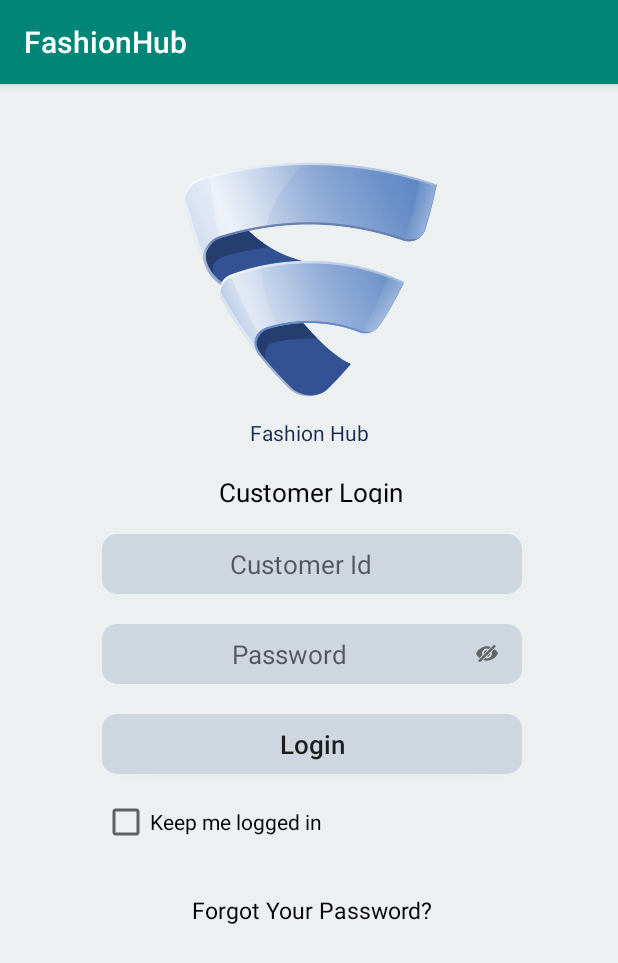
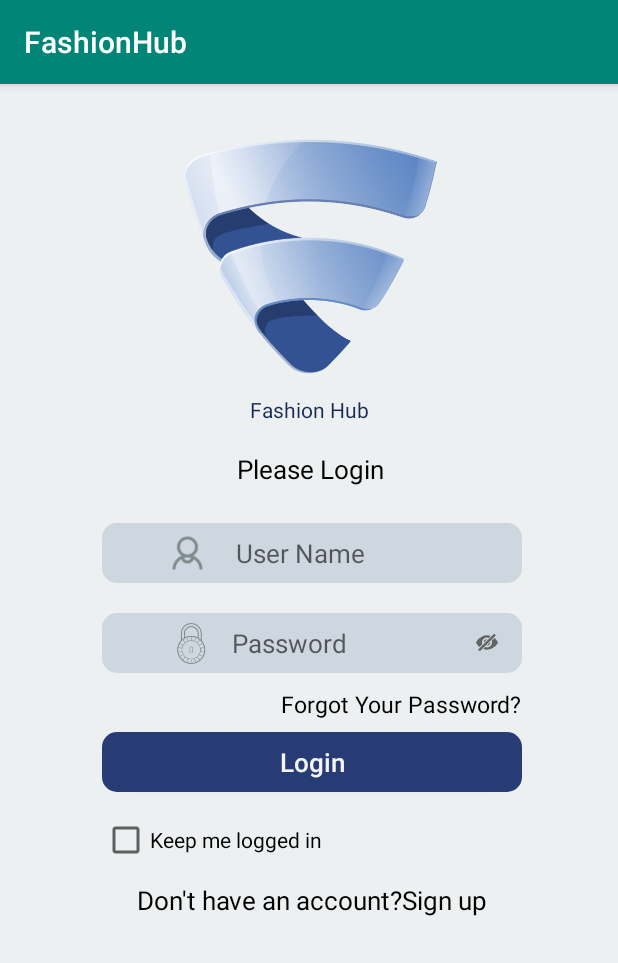
Before and after one commit to faisal-hub/fashionhub, an Android app: the screen it shows after launch (Login), on a phone screen of 412 x 824 dp. Shown: the top 963 px of the screen. Run offline under Robolectric (Android 15) with nearby library versions, the phone set to English and light mode, and no system bars.

Commit message:
Fashionhub complete

```diff
--- a/app/src/main/java/com/example/FashionHub/ui/Login/Login.java
+++ b/app/src/main/java/com/example/FashionHub/ui/Login/Login.java
@@ -3,9 +3,12 @@ package com.example.FashionHub.ui.Login;
 import android.app.Activity;
 import android.content.Intent;
 import android.os.Bundle;
+import android.text.Editable;
+import android.text.TextWatcher;
 import android.view.View;
 import android.widget.Button;
 import android.widget.EditText;
+import android.widget.ImageView;
 import android.widget.TextView;
 
 import androidx.appcompat.app.AppCompatActivity;
@@ -13,10 +16,12 @@ import androidx.appcompat.app.AppCompatActivity;
 import com.example.FashionHub.R;
 import com.example.FashionHub.ui.ProductIdentity.ProductIdentity;
 
-public class Login extends AppCompatActivity {
+public class Login extends AppCompatActivity  {
     private EditText customerId;
     private EditText password;
     private Button loginbtn;
+    private ImageView imageView;
+    private  ImageView imageView1;
 
     @Override
     protected void onCreate(Bundle savedInstanceState) {
@@ -25,12 +30,62 @@ public class Login extends AppCompatActivity {
         customerId=findViewById(R.id.customerId);
         password=findViewById(R.id.password);
         loginbtn=findViewById(R.id.loginbtn);
+        imageView=findViewById(R.id.imageView4);
+        imageView1=findViewById(R.id.imageView5);
+        password.addTextChangedListener(new TextWatcher() {
+            @Override
+            public void beforeTextChanged(CharSequence s, int start, int count, int after) {
+
+            }
+
+            @Override
+            public void onTextChanged(CharSequence s, int start, int before, int count) {
+
+                String text=password.getText().toString().trim();
+                if(!text.isEmpty()){
+                    imageView1.setVisibility(View.GONE);
+                }
+                else{
+                    imageView1.setVisibility(View.VISIBLE);
+                }
+            }
+
+            @Override
+            public void afterTextChanged(Editable s) {
+
+            }
+        });
+        customerId.addTextChangedListener(new TextWatcher() {
+            @Override
+            public void beforeTextChanged(CharSequence s, int start, int count, int after) {
+
+            }
+
+            @Override
+            public void onTextChanged(CharSequence s, int start, int before, int count) {
+                    String text=customerId.getText().toString().trim();
+                    if(!text.isEmpty())
+                    {
+                        imageView.setVisibility(View.GONE);
+                    }
+                    else {
+                        imageView.setVisibility(View.VISIBLE);
+                    }
+            }
+
+            @Override
+            public void afterTextChanged(Editable s) {
+
+            }
+        });
 
     }
 
     public void login(View view) {
-        Intent intent = new Intent(Login.this, ProductIdentity.class);
+       Intent intent = new Intent(Login.this,ProductIdentity.class);
         startActivity(intent);
         finish();
     }
+
+
 }
--- /dev/null
+++ b/app/src/main/java/com/example/FashionHub/ui/Signup/Sign_up.java
@@ -0,0 +1,4 @@
+package com.example.FashionHub.ui.Signup;
+
+public class Sign_up {
+}
--- a/app/src/main/res/layout/activity_login.xml
+++ b/app/src/main/res/layout/activity_login.xml
@@ -11,7 +11,7 @@
         android:id="@+id/imageView"
         android:layout_width="227dp"
         android:layout_height="169dp"
-        android:layout_marginTop="45dp"
+        android:layout_marginTop="30dp"
         android:src="@drawable/fsplash"
         app:layout_constraintEnd_toEndOf="parent"
         app:layout_constraintStart_toStartOf="parent"
@@ -22,10 +22,11 @@
         android:id="@+id/customerId"
         android:layout_width="280dp"
         android:layout_height="40dp"
-        android:layout_marginTop="20dp"
+        android:layout_marginTop="24dp"
         android:background="@drawable/btn_shape"
+
         android:ems="10"
-        android:hint="Customer Id"
+        android:hint="User Name"
         android:inputType="textPersonName"
         android:paddingRight="16dp"
         android:textAlignment="center"
@@ -49,7 +50,6 @@
         android:textAlignment="center"
         android:textSize="17dp"
         app:layout_constraintEnd_toEndOf="@+id/customerId"
-        app:layout_constraintHorizontal_bias="0.0"
         app:layout_constraintStart_toStartOf="@+id/customerId"
         app:layout_constraintTop_toBottomOf="@+id/customerId" />
 
@@ -57,23 +57,23 @@
         android:id="@+id/loginbtn"
         android:layout_width="280dp"
         android:layout_height="40dp"
-        android:layout_marginTop="20dp"
+        android:layout_marginTop="8dp"
         android:background="@drawable/btn_shape"
+        android:backgroundTint="#273c75"
+        android:onClick="login"
         android:text="Login"
-        android:onClick="login"
+        android:textColor="#f5f6fa"
         android:textAllCaps="false"
         android:textSize="17dp"
-        app:layout_constraintEnd_toEndOf="@+id/password"
-        app:layout_constraintHorizontal_bias="1.0"
         app:layout_constraintStart_toStartOf="@+id/password"
-        app:layout_constraintTop_toBottomOf="@+id/password" />
+        app:layout_constraintTop_toBottomOf="@+id/textView4" />
 
     <TextView
         android:id="@+id/textView3"
         android:layout_width="128dp"
-        android:layout_height="20dp"
+        android:layout_height="wrap_content"
         android:layout_marginTop="18dp"
-        android:text="Customer Login"
+        android:text="Please Login"
         android:textAlignment="center"
         android:textColor="@android:color/black"
         android:textSize="17dp"
@@ -98,13 +98,14 @@
         android:id="@+id/textView4"
         android:layout_width="wrap_content"
         android:layout_height="wrap_content"
-        android:layout_marginTop="32dp"
+        android:layout_marginTop="10dp"
         android:text="Forgot Your Password?"
         android:textColor="@android:color/black"
         android:textSize="15dp"
-        app:layout_constraintEnd_toEndOf="@+id/loginbtn"
-        app:layout_constraintStart_toStartOf="@+id/loginbtn"
-        app:layout_constraintTop_toBottomOf="@+id/checkBox" />
+        app:layout_constraintEnd_toEndOf="@+id/password"
+        app:layout_constraintHorizontal_bias="1.0"
+        app:layout_constraintStart_toStartOf="@+id/password"
+        app:layout_constraintTop_toBottomOf="@+id/password" />
 
     <CheckBox
         android:id="@+id/checkBox"
@@ -117,4 +118,38 @@
         app:layout_constraintStart_toStartOf="@+id/loginbtn"
         app:layout_constraintTop_toBottomOf="@+id/loginbtn" />
 
+    <TextView
+        android:id="@+id/textView5"
+        android:layout_width="wrap_content"
+        android:layout_height="wrap_content"
+        android:layout_marginTop="12dp"
+        android:text="Don't have an account?Sign up"
+        android:textColor="@android:color/black"
+        android:textSize="17dp"
+        app:layout_constraintEnd_toEndOf="@+id/loginbtn"
+        app:layout_constraintStart_toStartOf="@+id/loginbtn"
+        app:layout_constraintTop_toBottomOf="@+id/checkBox" />
+
+    <ImageView
+        android:id="@+id/imageView4"
+        android:layout_width="34dp"
+        android:layout_height="32dp"
+        android:layout_marginStart="40dp"
+        android:tint="@color/colorGrey"
+        app:layout_constraintBottom_toBottomOf="@+id/customerId"
+        app:layout_constraintStart_toStartOf="@+id/customerId"
+        app:layout_constraintTop_toTopOf="@+id/customerId"
+        app:srcCompat="@drawable/username_icon" />
+
+    <ImageView
+        android:id="@+id/imageView5"
+        android:layout_width="39dp"
+        android:layout_height="34dp"
+        android:layout_marginStart="40dp"
+        android:tint="@color/colorGrey"
+        app:layout_constraintBottom_toBottomOf="@+id/password"
+        app:layout_constraintStart_toStartOf="@+id/password"
+        app:layout_constraintTop_toTopOf="@+id/password"
+        app:srcCompat="@drawable/password_icon" />
+
 </androidx.constraintlayout.widget.ConstraintLayout>
--- a/app/src/main/res/values/colors.xml
+++ b/app/src/main/res/values/colors.xml
@@ -3,4 +3,5 @@
     <color name="colorPrimary">#008577</color>
     <color name="colorPrimaryDark">#00574B</color>
     <color name="colorAccent">#D81B60</color>
+    <color name="colorGrey">#7f8c8d</color>
 </resources>
```
Also changed, not shown: app/src/main/AndroidManifest.xml (+3 -7 lines), app/src/main/java/com/example/FashionHub/ui/ProductIdentity/MyAdapter.java (+7 -9 lines), app/src/main/java/com/example/miniappfaisal/Register_Account.java (added, +16 -0 lines), app/src/main/res/layout/activity_sign_up.xml (added, +142 -0 lines), app/src/main/res/drawable/password_icon.png (added), app/src/main/res/drawable/passwordicon1.png (added), app/src/main/res/drawable/username_icon.png (added).
